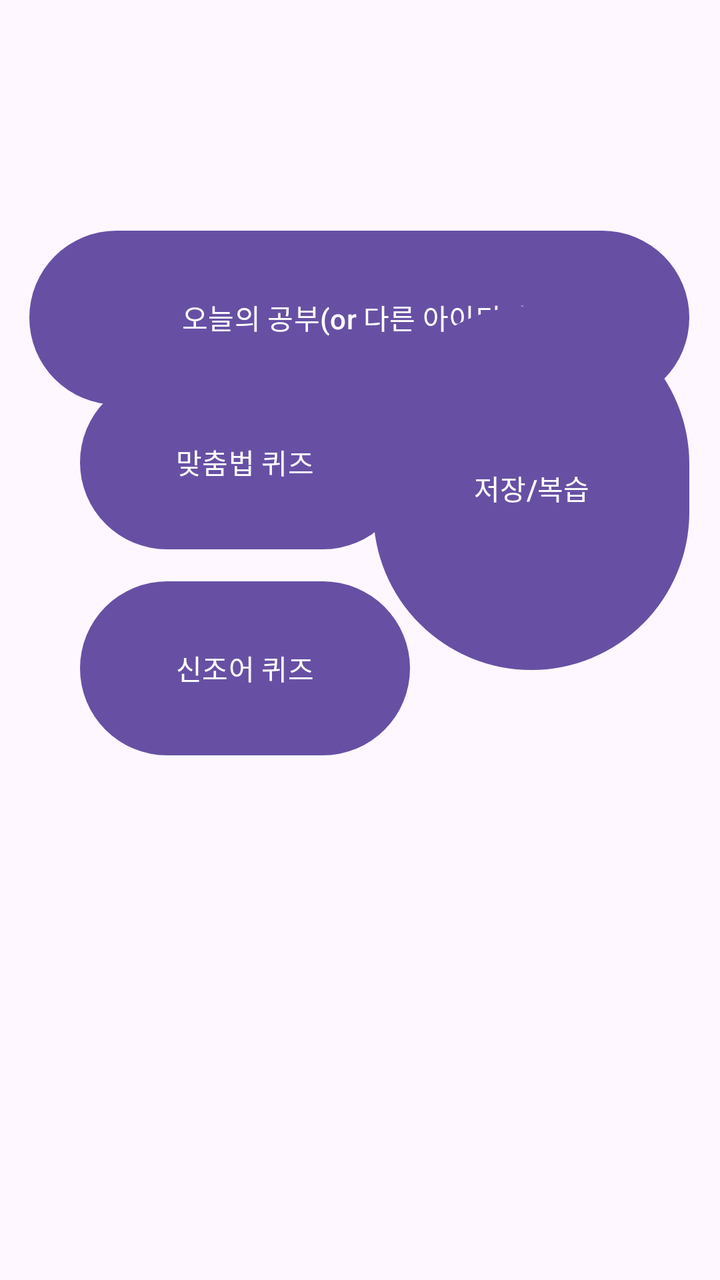
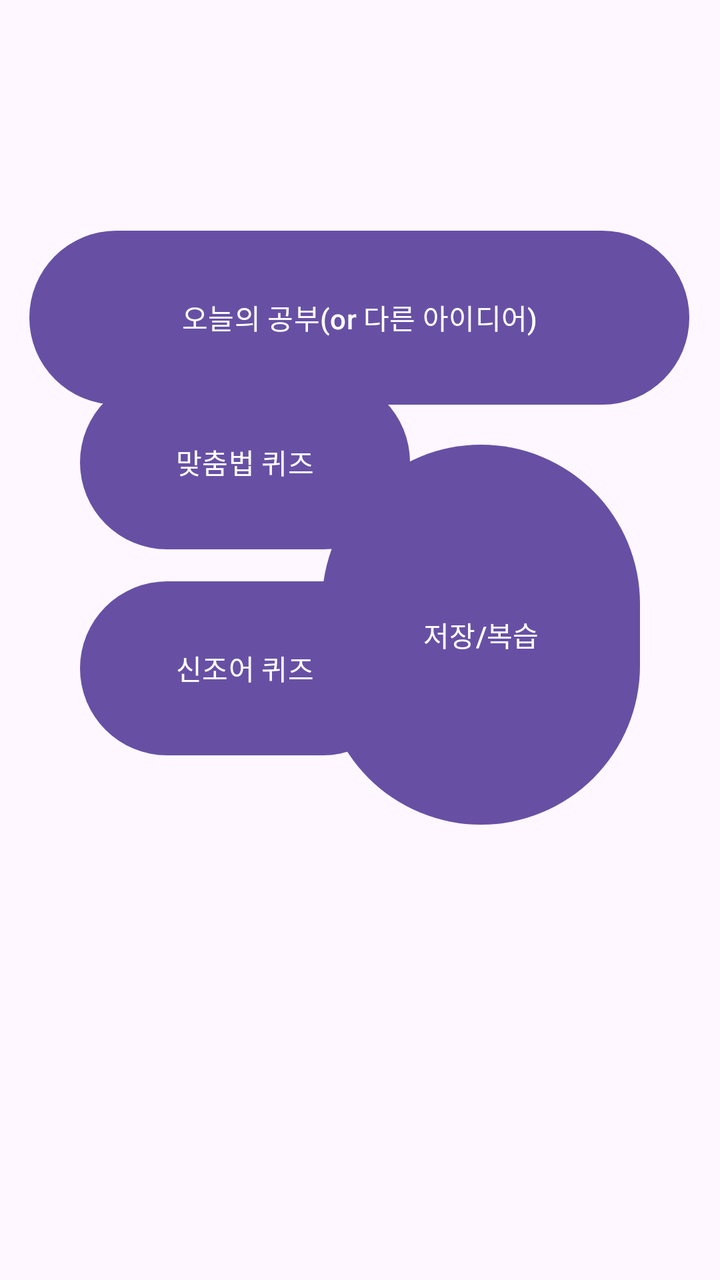

Screens rendered from an Android XML layout before and after an edit, with the pre-edit source and the edit as a unified diff.
<!-- AndroidManifest.xml: application theme Theme.GURU2 -->
<!-- res/layout/activity_main.xml -->
<?xml version="1.0" encoding="utf-8"?>
<androidx.constraintlayout.widget.ConstraintLayout xmlns:android="http://schemas.android.com/apk/res/android"
    xmlns:app="http://schemas.android.com/apk/res-auto"
    xmlns:tools="http://schemas.android.com/tools"
    android:id="@+id/main"
    android:layout_width="match_parent"
    android:layout_height="match_parent"
    tools:context=".MainActivity">

    <Button
        android:id="@+id/button"
        android:layout_width="330dp"
        android:layout_height="95dp"
        android:text="오늘의 공부(or 다른 아이디어)"
        app:layout_constraintBottom_toBottomOf="parent"
        app:layout_constraintEnd_toEndOf="parent"
        app:layout_constraintHorizontal_bias="0.493"
        app:layout_constraintStart_toStartOf="parent"
        app:layout_constraintTop_toTopOf="parent"
        app:layout_constraintVertical_bias="0.204" />

    <Button
        android:id="@+id/button4"
        android:layout_width="158dp"
        android:layout_height="190dp"
        android:layout_marginStart="7dp"
        android:layout_marginEnd="41dp"
        android:layout_marginBottom="301dp"
        android:text="저장/복습"
        app:layout_constraintBottom_toBottomOf="parent"
        app:layout_constraintEnd_toEndOf="parent"
        app:layout_constraintStart_toEndOf="@+id/btnQuiz2" />

    <Button
        android:id="@+id/btnQuiz2"
        android:layout_width="165dp"
        android:layout_height="95dp"
        android:layout_marginStart="40dp"
        android:text="신조어 퀴즈"
        app:layout_constraintBottom_toBottomOf="parent"
        app:layout_constraintStart_toStartOf="parent"
        app:layout_constraintTop_toTopOf="parent"
        app:layout_constraintVertical_bias="0.526" />

    <Button
        android:id="@+id/btnQuiz1"
        android:layout_width="165dp"
        android:layout_height="95dp"
        android:layout_marginStart="40dp"
        android:layout_marginTop="7dp"
        android:layout_marginBottom="8dp"
        android:text="맞춤법 퀴즈"
        app:layout_constraintBottom_toTopOf="@+id/btnQuiz2"
        app:layout_constraintStart_toStartOf="parent"
        app:layout_constraintTop_toBottomOf="@+id/button"
        app:layout_constraintVertical_bias="1.0" />
</androidx.constraintlayout.widget.ConstraintLayout>
<!-- resources referenced by this layout -->
<resources>
  <style name="Theme.GURU2" parent="Base.Theme.GURU2" />
  <style name="Base.Theme.GURU2" parent="Theme.Material3.DayNight.NoActionBar">
          
          
      </style>
</resources>

<!-- the commit's change to res/layout/activity_main.xml (unified diff, before → after) -->
@@ -21,15 +21,13 @@
 
     <Button
         android:id="@+id/button4"
-        android:layout_width="158dp"
-        android:layout_height="190dp"
-        android:layout_marginStart="7dp"
-        android:layout_marginEnd="41dp"
-        android:layout_marginBottom="301dp"
+        android:layout_width="159dp"
+        android:layout_height="198dp"
+        android:layout_marginTop="12dp"
+        android:layout_marginEnd="40dp"
         android:text="저장/복습"
-        app:layout_constraintBottom_toBottomOf="parent"
         app:layout_constraintEnd_toEndOf="parent"
-        app:layout_constraintStart_toEndOf="@+id/btnQuiz2" />
+        app:layout_constraintTop_toBottomOf="@+id/button" />
 
     <Button
         android:id="@+id/btnQuiz2"
